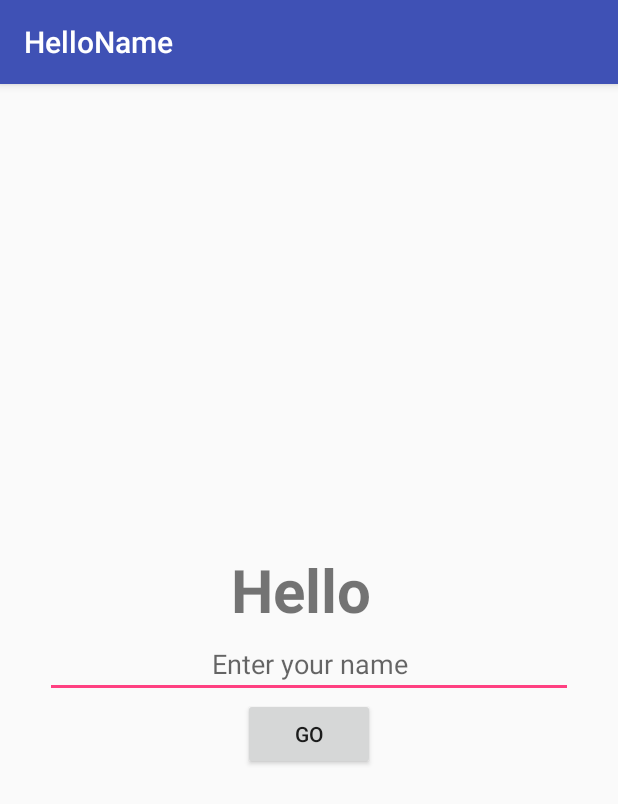
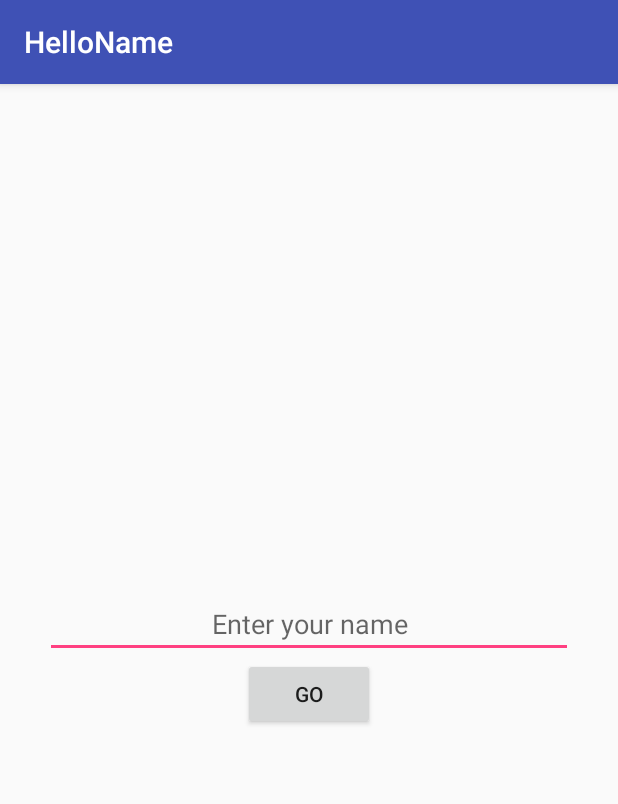
Before and after one commit to ChapmanCPSC356Fall2016/HelloName, an Android app: the screen it shows after launch (MainActivity), after a tap on "GO", on a phone screen of 412 x 824 dp. Shown: the top 804 px of the screen. Run offline under Robolectric (Android 15) with nearby library versions, the phone set to English and light mode, and no system bars.

```diff
--- a/HelloName/app/src/main/java/edu/chapman/cpsc356/helloname/MainActivity.java
+++ b/HelloName/app/src/main/java/edu/chapman/cpsc356/helloname/MainActivity.java
@@ -2,7 +2,11 @@ package edu.chapman.cpsc356.helloname;
 
 import android.support.v7.app.AppCompatActivity;
 import android.os.Bundle;
+import android.text.Editable;
+import android.text.TextWatcher;
+import android.util.Log;
 import android.view.View;
+import android.widget.Button;
 import android.widget.EditText;
 import android.widget.TextView;
 
@@ -10,6 +14,8 @@ public class MainActivity extends AppCompatActivity
 {
     TextView nameTextView;
     EditText nameEditText;
+
+    Button goButton;
 
     @Override
     protected void onCreate(Bundle savedInstanceState)
@@ -19,9 +25,43 @@ public class MainActivity extends AppCompatActivity
 
         this.nameTextView = (TextView) findViewById(R.id.tv_name);
         this.nameEditText = (EditText) findViewById(R.id.et_name);
+        this.nameEditText.addTextChangedListener(new TextWatcher()
+        {
+            @Override
+            public void beforeTextChanged(CharSequence charSequence, int i, int i1, int i2)
+            {
+                Log.i("TEST", "beforeTextChanged");
+            }
+
+            @Override
+            public void onTextChanged(CharSequence charSequence, int i, int i1, int i2)
+            {
+                Log.i("TEST", "onTextChange");
+                updateDisplay();
+            }
+
+            @Override
+            public void afterTextChanged(Editable editable)
+            {
+                Log.i("TEST", "afterTextChanged");
+            }
+        });
+
+        this.goButton = (Button) findViewById(R.id.btn_go);
+        this.goButton.setOnClickListener(new View.OnClickListener()
+        {
+            @Override
+            public void onClick(View view)
+            {
+                Log.i("TEST", "Button was pressed");
+                updateDisplay();
+            }
+        });
+
+        Log.i("TEST", "onCreate Finished here");
     }
 
-    public void goTapped(View view)
+    public void updateDisplay()
     {
         String name = nameEditText.getText().toString();
 
@@ -29,6 +69,7 @@ public class MainActivity extends AppCompatActivity
 
         this.nameTextView.setText(display);
 
-        this.nameTextView.setVisibility(View.VISIBLE);
+        int vis = name.isEmpty() ? View.GONE : View.VISIBLE;
+        this.nameTextView.setVisibility(vis);
     }
 }
--- a/HelloName/app/src/main/res/layout/activity_main.xml
+++ b/HelloName/app/src/main/res/layout/activity_main.xml
@@ -29,10 +29,10 @@
             android:layout_height="wrap_content"/>
 
         <Button
+            android:id="@+id/btn_go"
             android:layout_width="wrap_content"
             android:layout_height="wrap_content"
             android:text="@string/go"
-            android:onClick="goTapped"
             />
 
 </LinearLayout>
```
